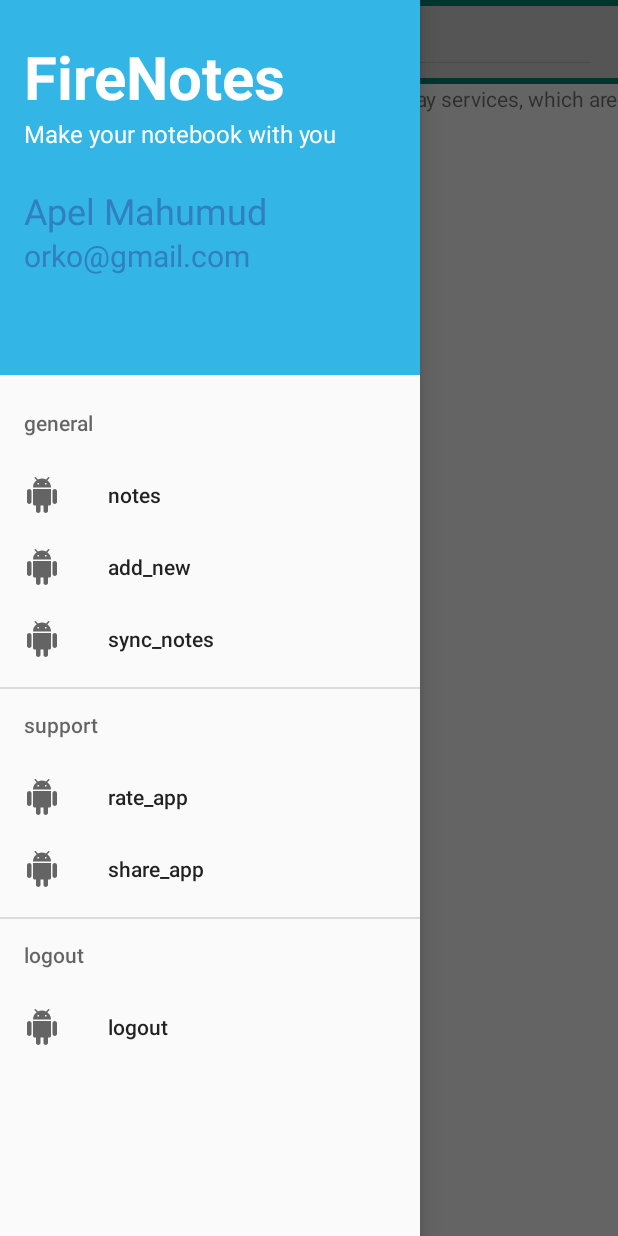
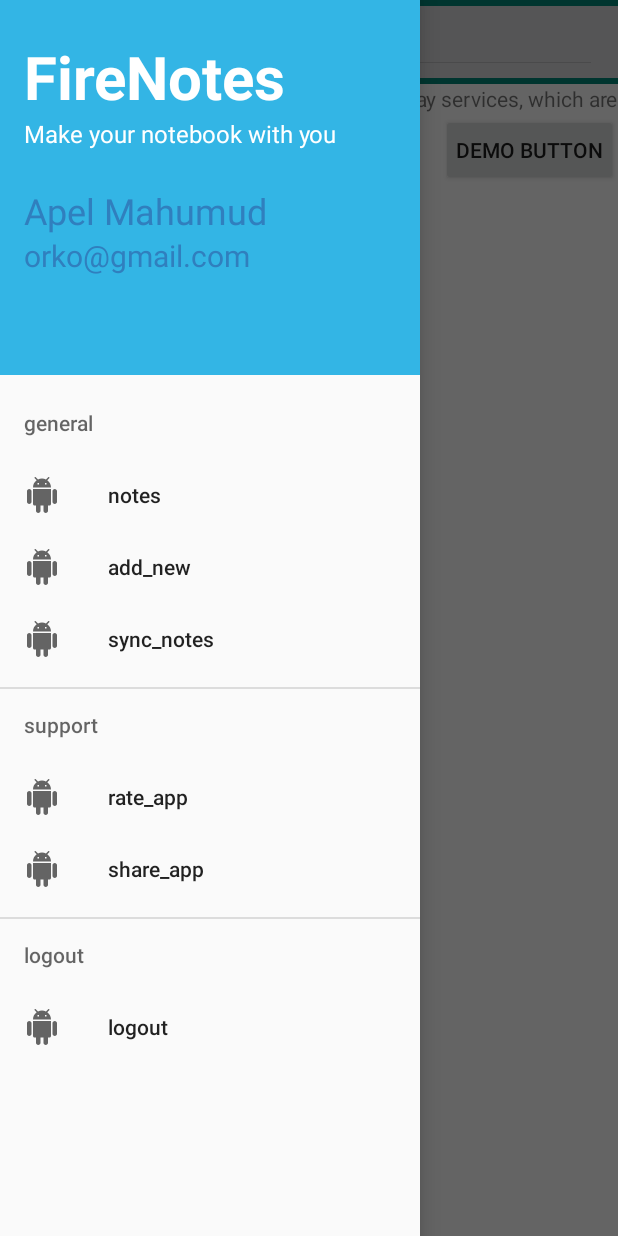
Before and after one commit to apl-mhd/mapwithdrawer, an Android app: the screen it shows after launch (MainActivity), with the side drawer open, on a phone screen of 412 x 824 dp. Run offline under Robolectric (Android 15) with nearby library versions, the phone set to English and light mode, and no system bars; libraries missing offline, so code that uses them is left out: com.mancj.materialsearchbar; plain views replace MaterialSearchBar.

Commit message:
add button on map

```diff
--- a/app/src/main/res/layout/content_main.xml
+++ b/app/src/main/res/layout/content_main.xml
@@ -78,6 +78,16 @@
         app:layout_constraintStart_toStartOf="parent"
         app:layout_constraintTop_toBottomOf="@+id/toolbar">
 
+
+        <Button
+            android:layout_width="wrap_content"
+            android:layout_height="wrap_content"
+            android:layout_gravity="right|top"
+            android:text="Demo Button"
+            android:padding="10dp"
+            android:layout_marginTop="20dp"
+            android:paddingRight="10dp"/>
+
 <!--        <com.mancj.materialsearchbar.MaterialSearchBar-->
 <!--            style="@style/MaterialSearchBarLight"-->
 <!--            android:id="@+id/search_bar"-->
```
Also changed, not shown: app/src/main/java/com/vogella/mapwithdrawer/MainActivity.java (+11 -4 lines).
